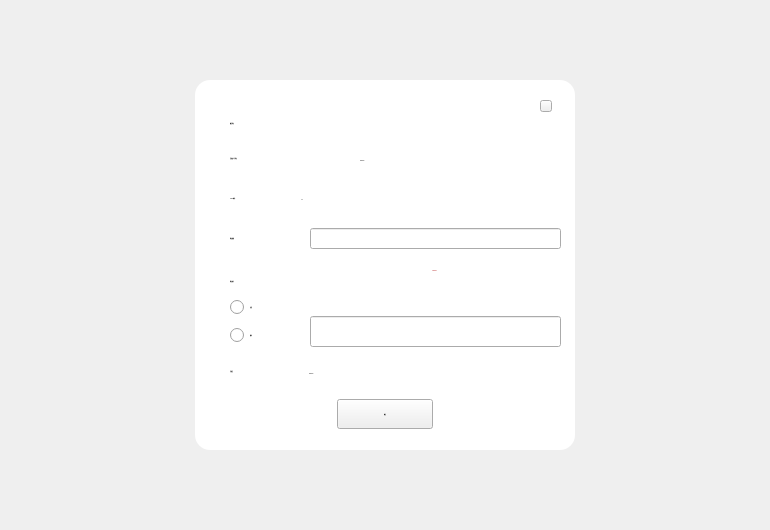
First picture: the form in LNKWallet/capitalTransferPage/CapitalTransferPage.ui, repository HcashOrg/hx-indicator, before the edit.
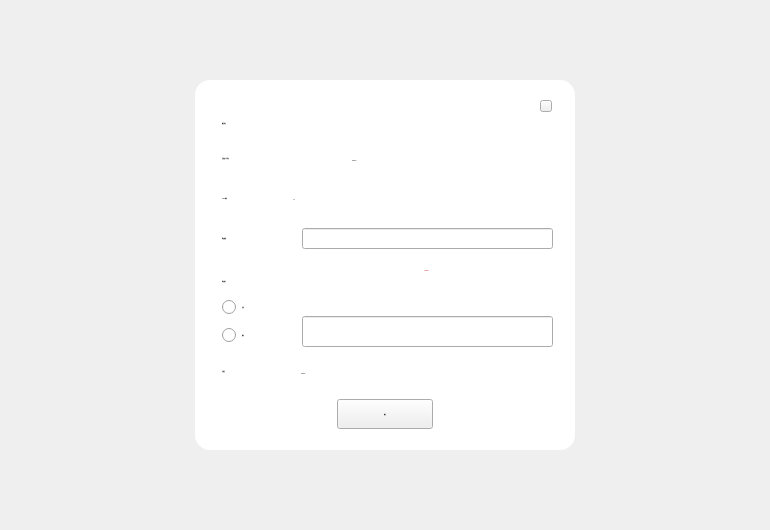
Second picture: the form after the edit.

Patch:
```diff
--- a/LNKWallet/capitalTransferPage/CapitalTransferPage.ui
+++ b/LNKWallet/capitalTransferPage/CapitalTransferPage.ui
@@ -28,7 +28,7 @@
   <widget class="QLabel" name="label_title">
    <property name="geometry">
     <rect>
-     <x>230</x>
+     <x>222</x>
      <y>110</y>
      <width>121</width>
      <height>26</height>
@@ -53,7 +53,7 @@
   <widget class="QLabel" name="label_1">
    <property name="geometry">
     <rect>
-     <x>230</x>
+     <x>222</x>
      <y>150</y>
      <width>131</width>
      <height>16</height>
@@ -66,7 +66,7 @@
   <widget class="QLabel" name="label_number">
    <property name="geometry">
     <rect>
-     <x>360</x>
+     <x>352</x>
      <y>150</y>
      <width>171</width>
      <height>20</height>
@@ -79,7 +79,7 @@
   <widget class="QLabel" name="label_2">
    <property name="geometry">
     <rect>
-     <x>230</x>
+     <x>222</x>
      <y>273</y>
      <width>150</width>
      <height>16</height>
@@ -92,7 +92,7 @@
   <widget class="QLabel" name="label_fee">
    <property name="geometry">
     <rect>
-     <x>309</x>
+     <x>301</x>
      <y>363</y>
      <width>171</width>
      <height>20</height>
@@ -130,7 +130,7 @@
   <widget class="QRadioButton" name="radioButton_deposit">
    <property name="geometry">
     <rect>
-     <x>230</x>
+     <x>222</x>
      <y>298</y>
      <width>80</width>
      <height>18</height>
@@ -152,7 +152,7 @@
   <widget class="QRadioButton" name="radioButton_withdraw">
    <property name="geometry">
     <rect>
-     <x>230</x>
+     <x>222</x>
      <y>326</y>
      <width>80</width>
      <height>18</height>
@@ -174,7 +174,7 @@
   <widget class="QLabel" name="label_3">
    <property name="geometry">
     <rect>
-     <x>230</x>
+     <x>222</x>
      <y>230</y>
      <width>101</width>
      <height>16</height>
@@ -187,7 +187,7 @@
   <widget class="QLineEdit" name="lineEdit_number">
    <property name="geometry">
     <rect>
-     <x>310</x>
+     <x>302</x>
      <y>228</y>
      <width>251</width>
      <height>21</height>
@@ -206,7 +206,7 @@
   <widget class="QLineEdit" name="lineEdit_address">
    <property name="geometry">
     <rect>
-     <x>310</x>
+     <x>302</x>
      <y>316</y>
      <width>251</width>
      <height>31</height>
@@ -225,7 +225,7 @@
   <widget class="QLabel" name="label_5">
    <property name="geometry">
     <rect>
-     <x>230</x>
+     <x>222</x>
      <y>363</y>
      <width>100</width>
      <height>16</height>
@@ -263,7 +263,7 @@
   <widget class="QLabel" name="label_tip">
    <property name="geometry">
     <rect>
-     <x>314</x>
+     <x>306</x>
      <y>250</y>
      <width>241</width>
      <height>41</height>
@@ -283,9 +283,9 @@
   <widget class="QLabel" name="label_marktip">
    <property name="geometry">
     <rect>
-     <x>360</x>
-     <y>114</y>
-     <width>161</width>
+     <x>330</x>
+     <y>110</y>
+     <width>171</width>
      <height>20</height>
     </rect>
    </property>
@@ -317,7 +317,7 @@
   <widget class="QLabel" name="label_addressTitle_2">
    <property name="geometry">
     <rect>
-     <x>230</x>
+     <x>222</x>
      <y>190</y>
      <width>81</width>
      <height>16</height>
@@ -339,9 +339,9 @@
   <widget class="QLabel" name="label_tunnelAddress">
    <property name="geometry">
     <rect>
-     <x>301</x>
+     <x>293</x>
      <y>189</y>
-     <width>261</width>
+     <width>271</width>
      <height>20</height>
     </rect>
    </property>
```
